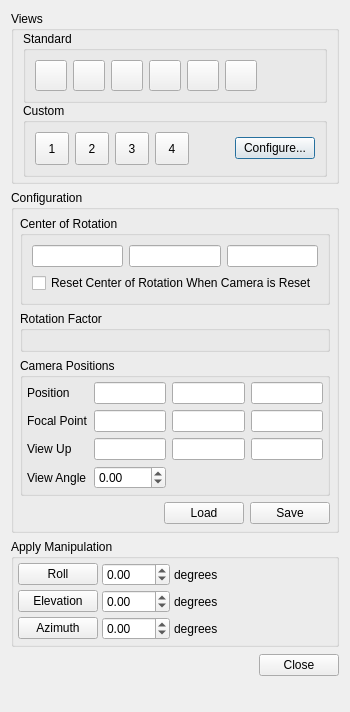
Above: Qt/Components/Resources/UI/pqCameraDialog.ui from Kitware/ParaView before the change. Below: the same form after it.
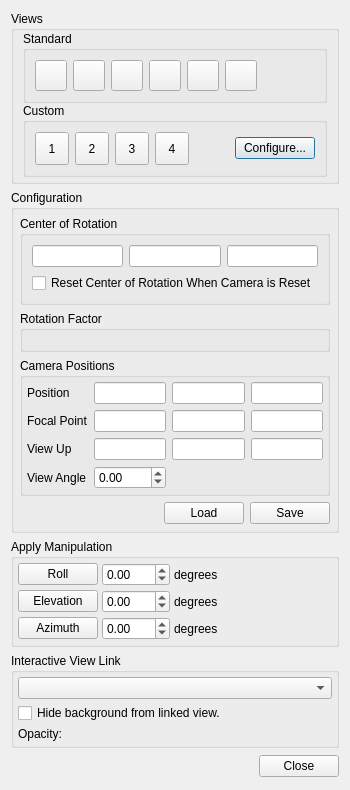
That is the form after the change. Icons and pictures are not drawn. Custom widgets are drawn as their Qt base class.

Commit message:
Add features to InteractiveViewLink
This commit add features to the interactive view link :
 * A opacity, controlling the level of opacity of the view link widget
 * A "Hide linked background" options, enabling to hide the background of the linked widget

To do that it was needed to add :
 * A method to access the name of a given link
 * New qt element in the pqCameraDialog
 * Some bugfix in InteractiveViewLink
 * An infinite-loop control feature

What changed in the file:
```diff
--- a/Qt/Components/Resources/UI/pqCameraDialog.ui
+++ b/Qt/Components/Resources/UI/pqCameraDialog.ui
@@ -653,6 +653,56 @@
      </layout>
     </widget>
    </item>
+   <item>
+    <widget class="pqCollapsedGroup" name="interactiveViewLinkGroup">
+     <property name="title">
+      <string>Interactive View Link</string>
+     </property>
+     <layout class="QGridLayout">
+      <property name="margin">
+       <number>4</number>
+      </property>
+      <property name="spacing">
+       <number>4</number>
+      </property>
+       <item row="0" column="0" colspan="2">
+        <widget class="QComboBox" name="interactiveViewLinkComboBox">
+         <property name="toolTip">
+          <string>Select Interactive View Link to manage.</string>
+         </property>
+        </widget>
+       </item>
+       <item row="1" column="0" colspan="2">
+        <widget class="QCheckBox" name="interactiveViewLinkBackground">
+         <property name="toolTip">
+          <string>Hide background from linked view.</string>
+         </property>
+         <property name="text">
+          <string>Hide background from linked view.</string>
+         </property>
+        </widget>
+       </item>
+       <item row="2" column="0">
+        <widget class="QLabel" name="label_InteractiveViewLinkOpacity">
+         <property name="text">
+          <string>Opacity:</string>
+         </property>
+        </widget>
+       </item>
+       <item row="2" column="1">
+        <widget class="pqDoubleRangeWidget" name="interactiveViewLinkOpacity" native="true">
+         <property name="StrictRange" stdset="1">
+          <bool>true</bool>
+         </property>
+         <property name="toolTip">
+          <string>Define the view link opacity.</string>
+         </property>
+        </widget>
+       </item>
+     </layout>
+    </widget>
+   </item>
+
    <item>
     <layout class="QHBoxLayout" name="horizontalLayout_2">
      <item>
```
The commit also changes 8 other files.
